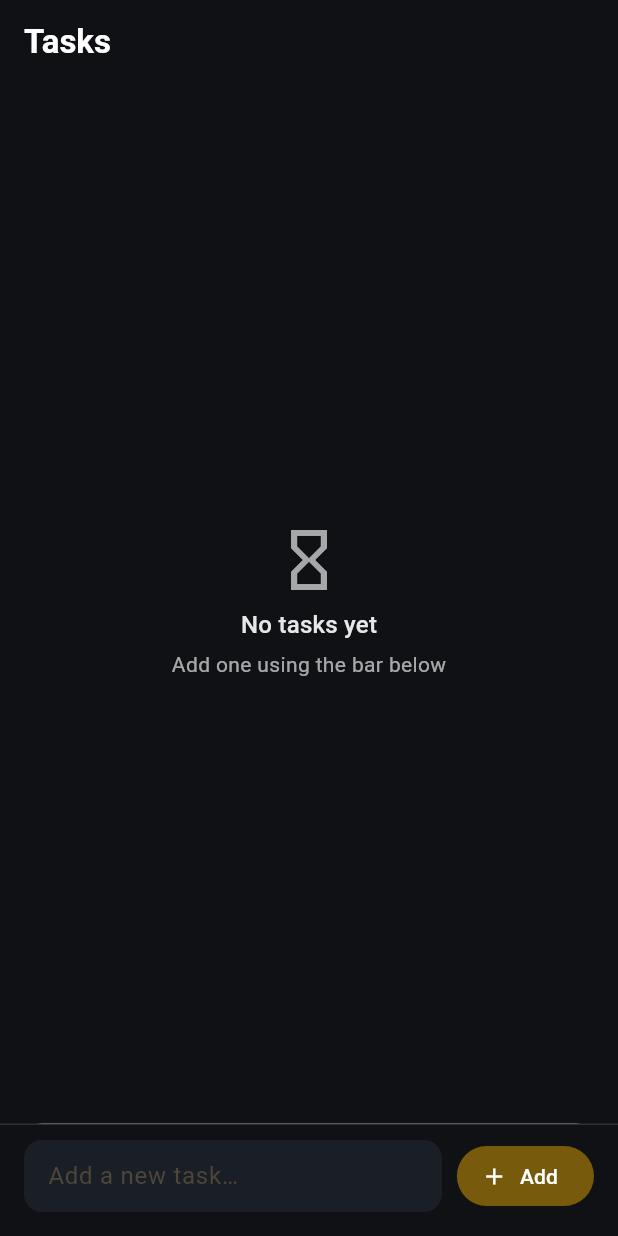
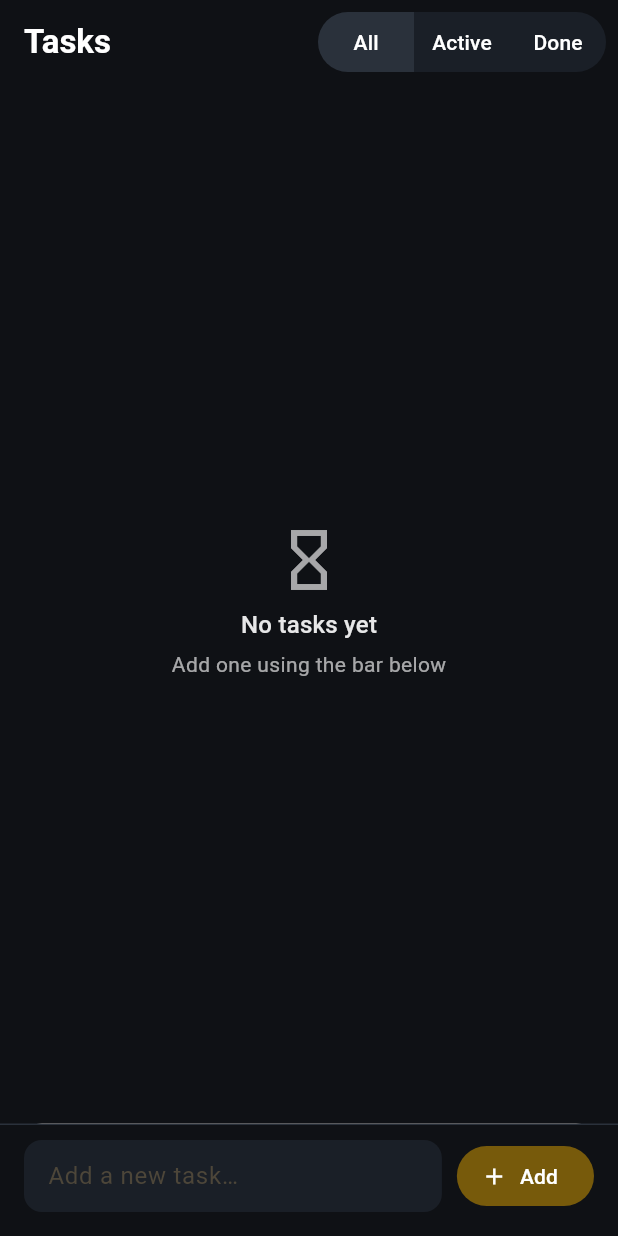
Before and after one commit to NickJohnson06/cw3, a Flutter app: the screen it shows after launch, on a phone screen of 412 x 824 dp. Run offline on Flutter 3.47's test engine with Material 3 defaults, Android fonts, the phone set to English and light mode, and no system bars.

Commit message:
Added All/Active/Done filtering and derived list

```diff
--- a/lib/main.dart
+++ b/lib/main.dart
@@ -88,13 +88,56 @@ void _deleteTask(int index) {
   );
 }
 
+List<Task> get _visibleTasks {
+  switch (_filter) {
+    case TaskFilter.active:
+      return _tasks.where((t) => !t.isDone).toList();
+    case TaskFilter.done:
+      return _tasks.where((t) => t.isDone).toList();
+    case TaskFilter.all:
+    default:
+      return _tasks;
+  }
+}
+
+int _realIndex(int visibleIndex) {
+  final current = _visibleTasks[visibleIndex];
+  return _tasks.indexOf(current);
+}
 
   @override
   Widget build(BuildContext context) {
+    final chipStyle = Theme.of(context).textTheme.labelLarge?.copyWith(color: Colors.white);
     return Scaffold(
-      appBar: const AppBar(
-        title: Text('Tasks', style: TextStyle(fontWeight: FontWeight.w600)),
-      ),
+    appBar: AppBar(
+      title: const Text('Tasks', style: TextStyle(fontWeight: FontWeight.w600)),
+      actions: [
+        Padding(
+          padding: const EdgeInsets.symmetric(horizontal: 8),
+          child: SegmentedButton<TaskFilter>(
+            style: ButtonStyle(
+              backgroundColor: WidgetStateProperty.resolveWith((states) {
+                if (states.contains(WidgetState.selected)) return const Color(0xFF2A313B);
+                return const Color(0xFF1A1F27);
+              }),
+              side: WidgetStateProperty.all(BorderSide.none),
+              foregroundColor: WidgetStateProperty.all(Colors.white),
+              textStyle: WidgetStateProperty.all(chipStyle),
+            ),
+            segments: const [
+              ButtonSegment(value: TaskFilter.all, label: Text('All')),
+              ButtonSegment(value: TaskFilter.active, label: Text('Active')),
+              ButtonSegment(value: TaskFilter.done, label: Text('Done')),
+            ],
+            selected: <TaskFilter>{_filter},
+            onSelectionChanged: (sel) => setState(() => _filter = sel.first),
+            showSelectedIcon: false,
+            multiSelectionEnabled: false,
+          ),
+        ),
+      ],
+    ),
+
       body: Padding(
         padding: const EdgeInsets.fromLTRB(16, 12, 16, 90),
         child: _tasks.isEmpty
```
